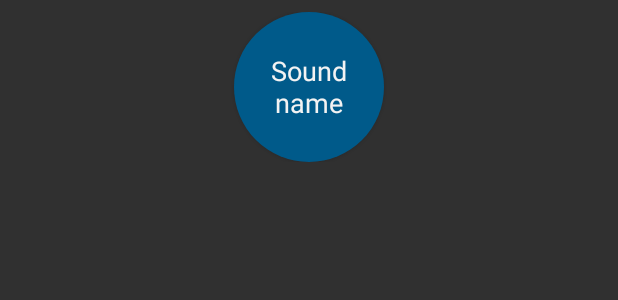
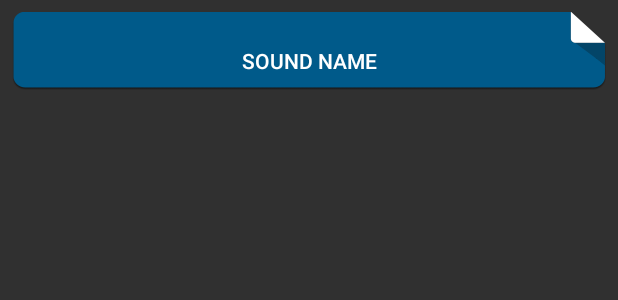
Before and after one commit to cxs2018/DragAndDraw, an Android app: the layout list_item_sound.xml on its own in the app's theme, with its tools: preview values and no code run, on a phone screen of 412 x 824 dp. Shown: the top 300 px of the screen. Run offline under Robolectric (Android 15) with nearby library versions, the phone set to English and light mode, and no system bars.

Commit message:
feat: 按钮主题

```diff
--- a/app/src/main/res/drawable/button_beat_box.xml
+++ b/app/src/main/res/drawable/button_beat_box.xml
@@ -1,5 +1,5 @@
 <?xml version="1.0" encoding="utf-8"?>
 <selector xmlns:android="http://schemas.android.com/apk/res/android">
-<item android:drawable="@drawable/button_beat_box_pressed" android:state_pressed="true" />
-    <item android:drawable="@drawable/button_beat_box_normal"/>
+<item android:drawable="@drawable/ic_button_beat_box_pressed" android:state_pressed="true" />
+    <item android:drawable="@drawable/ic_button_beat_box_default"/>
 </selector>
--- a/app/src/main/res/layout/list_item_sound.xml
+++ b/app/src/main/res/layout/list_item_sound.xml
@@ -13,10 +13,12 @@
         android:layout_height="wrap_content"
         android:layout_margin="8dp">
 
+        <!--        android:stateListAnimator="@null"-->
+
     <Button
         style="@style/BeatBoxButton"
-        android:layout_width="100dp"
-        android:layout_height="100dp"
+        android:layout_width="match_parent"
+        android:layout_height="match_parent"
         android:layout_gravity="center"
         android:onClick="@{() -> viewModel.onButtonClicked()}"
         android:text="@{viewModel.title}"
--- a/app/src/main/res/values/styles.xml
+++ b/app/src/main/res/values/styles.xml
@@ -5,8 +5,9 @@
         <item name="colorPrimaryDark">@color/dark_blue</item>
         <item name="colorAccent">@color/gray</item>
     </style>
-    <style name="BeatBoxButton" parent="android:Widget.Holo.Button">
-        <item name="android:background">@drawable/button_beat_box</item>
+<!--    <style name="BeatBoxButton" parent="android:Widget.Holo.Button">-->
+    <style name="BeatBoxButton" parent="@style/Widget.AppCompat.Button.Borderless">
+    <item name="android:background">@drawable/button_beat_box</item>
     </style>
     <style name="BeatBoxButton.Strong">
 <!--    <style name="StrongBeatBoxButton" parent="@style/BeatBoxButton">-->
```
Also changed, not shown: app/src/main/res/drawable/button_beat_box_pressed.xml (+15 -4 lines), app/src/main/res/drawable-xxhdpi/ic_button_beat_box_default.9.png (added), app/src/main/res/drawable-xxhdpi/ic_button_beat_box_pressed.9.png (added).
